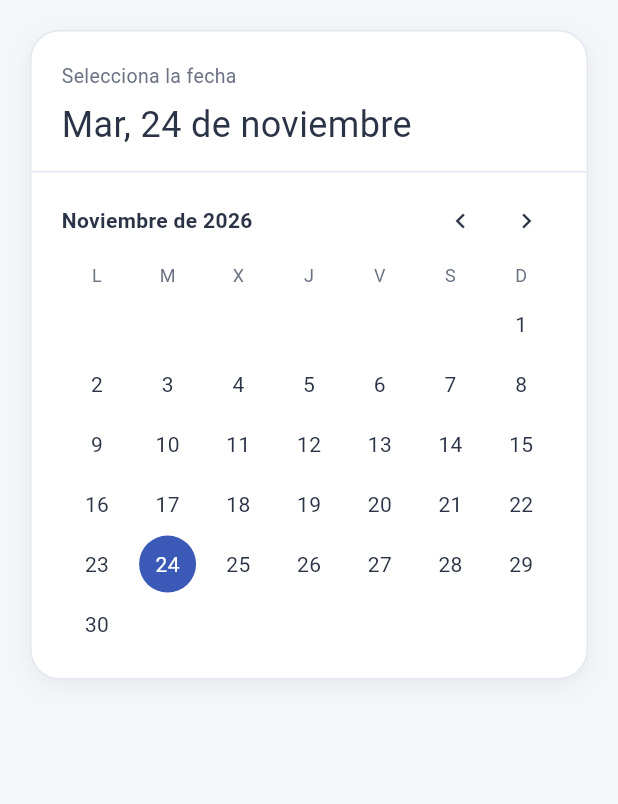
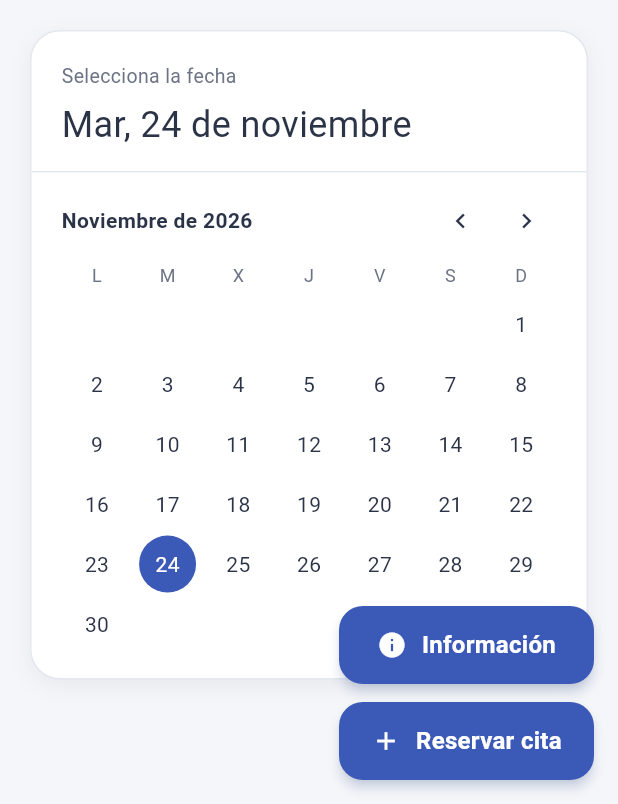
Before and after one commit to jingwenlin7/DI-UD2-Grupo2, a Flutter app: the screen it shows after launch, on a phone screen of 412 x 824 dp, the part 432-1236 px from its top. Run offline on Flutter 3.47's test engine with Material 3 defaults, Android fonts, the phone set to English and light mode, and no system bars; our stand-ins replace material_ui, shared_preferences, web; missing offline and left inert: dart:js_interop.

Commit message:
Codigo adam implementado y sin fumadones historicos

````diff
--- /dev/null
+++ b/app/devtools_options.yaml
@@ -0,0 +1,3 @@
+description: This file stores settings for Dart & Flutter DevTools.
+documentation: https://docs.flutter.dev/tools/devtools/extensions#configure-extension-enablement-states
+extensions:
--- a/app/lib/main.dart
+++ b/app/lib/main.dart
@@ -1,6 +1,7 @@
-import 'package:material_ui/material_ui.dart';
+import 'package:boton_grupal/boton_grupal.dart';
 import 'package:calendario/calendario.dart';
 import 'package:hora/hora.dart';
+import 'package:material_ui/material_ui.dart';
 
 void main() {
   runApp(const MyApp());
@@ -15,18 +16,141 @@ class MyApp extends StatelessWidget {
       debugShowCheckedModeBanner: false,
       title: 'Componentes',
       theme: ThemeData(
-        scaffoldBackgroundColor: Color(0xFFF4F6F9),
-        colorScheme: ColorScheme.fromSeed(seedColor: Color(0xFF3B59B6)),
+        scaffoldBackgroundColor: const Color(0xFFF4F6F9),
+        colorScheme: ColorScheme.fromSeed(seedColor: const Color(0xFF3B59B6)),
       ),
-      home: Scaffold(
+      home: const PaginaPrincipal(),
+    );
+  }
+}
+
+class PaginaPrincipal extends StatefulWidget {
+  const PaginaPrincipal({super.key});
+
+  @override
+  State<PaginaPrincipal> createState() => _PaginaPrincipalState();
+}
+
+class _PaginaPrincipalState extends State<PaginaPrincipal> {
+  final JsonStore _store = JsonStore(fileName: 'citas.json');
+
+  DateTime _fecha = DateTime.now();
+  TimeOfDay _hora = const TimeOfDay(hour: 9, minute: 30);
+  List<dynamic> _citas = [];
+
+  @override
+  void initState() {
+    super.initState();
+    _cargarCitas();
+  }
+
+  Future<void> _cargarCitas() async {
+    try {
+      final lista = await _store.readList();
+      if (!mounted) return;
+      setState(() => _citas = lista);
+    } catch (_) {
+      // Si el archivo no existe aún o hay un error de lectura
+    }
+  }
+
+  Map<String, dynamic> get _datosCita {
+    return {
+      'titulo': 'Cita',
+      'dia': _fecha.day,
+      'mes': _fecha.month,
+      'anio': _fecha.year,
+      'hora': _hora.hour,
+      'minutos': _hora.minute,
+    };
+  }
+
+  void _mostrarExplicacion() {
+    showDialog(
+      context: context,
+      builder: (context) => AlertDialog(
+        shape: RoundedRectangleBorder(
+          borderRadius: BorderRadius.circular(16),
+        ),
+        title: const Row(
+          children: [
+            Icon(Icons.info_outline, color: Color(0xFF3B59B6)),
+            SizedBox(width: 8),
+            Text(
+              'Cómo usar la app',
+              style: TextStyle(
+                color: Color(0xFF2B3347),
+                fontSize: 18,
+                fontWeight: FontWeight.w600,
+              ),
+            ),
+          ],
+        ),
+        content: const Text(
+          '1. Selecciona la hora deseada pulsando sobre las cajas de hora y minutos.\n\n'
+          '2. Elige el día de tu cita navegando por el calendario.\n\n'
+          '3. Pulsa el botón flotante "Reservar cita" para guardar tu reserva con la fecha y hora seleccionadas.',
+          style: TextStyle(
+            color: Color(0xFF5B6784),
+            fontSize: 14,
+            height: 1.45,
+          ),
+        ),
+        actions: [
+          TextButton(
+            onPressed: () => Navigator.of(context).pop(),
+            child: const Text('Entendido'),
+          ),
+        ],
+      ),
+    );
+  }
+
+  @override
+  Widget build(BuildContext context) {
+    return Scaffold(
+      floatingActionButton: Column(
+        mainAxisSize: MainAxisSize.min,
+        crossAxisAlignment: CrossAxisAlignment.end,
+        children: [
+          BotonGrupal(
+            label: 'Información',
+            icon: Icons.info,
+            width: 170,
+            autoSave: false,
+            showSnackBar: false,
+            backgroundColor: const Color(0xFF3B59B6),
+            foregroundColor: Colors.white,
+            padding: const EdgeInsets.symmetric(horizontal: 16, vertical: 14),
+            borderRadius: 16,
+            onPressed: (_) => _mostrarExplicacion(),
+          ),
+          const SizedBox(height: 12),
+          BotonGrupal(
+            label: 'Reservar cita',
+            icon: Icons.add,
+            width: 170,
+            jsonFileName: 'citas.json',
+            payload: _datosCita,
+            appendToList: true,
+            backgroundColor: const Color(0xFF3B59B6),
+            foregroundColor: Colors.white,
+            padding: const EdgeInsets.symmetric(horizontal: 16, vertical: 14),
+            borderRadius: 16,
+            successMessage: 'Cita reservada correctamente',
+            onPressed: (_) async {
+              await _cargarCitas();
+            },
+          ),
+        ],
+      ),
       body: SafeArea(
-          // Scroll para que la pantalla no se desborde en móviles pequeños.
         child: SingleChildScrollView(
-            padding: EdgeInsets.fromLTRB(20, 32, 20, 20),
+          padding: const EdgeInsets.fromLTRB(20, 32, 20, 100),
           child: Column(
             crossAxisAlignment: CrossAxisAlignment.start,
             children: [
-                Text(
+              const Text(
                 'Tu próxima visita',
                 style: TextStyle(
                   color: Color(0xFF2B3347),
@@ -34,22 +158,65 @@ class MyApp extends StatelessWidget {
                   fontWeight: FontWeight.w600,
                 ),
               ),
-                SizedBox(height: 4),
-                Text(
+              const SizedBox(height: 4),
+              const Text(
                 'Elige cuándo renovar tu estilo.',
                 style: TextStyle(color: Color(0xFF6B7385), fontSize: 12),
               ),
-                SizedBox(height: 20),
-                SelectorHora(),
-                SizedBox(height: 16),
-                Calendario(onFechaSeleccionada: _ignorarFechaSeleccionada),
+              const SizedBox(height: 20),
+              SelectorHora(
+                horaInicial: _hora,
+                onChanged: (nuevaHora) {
+                  setState(() => _hora = nuevaHora);
+                },
+              ),
+              const SizedBox(height: 16),
+              Calendario(
+                fechaInicial: _fecha,
+                onFechaSeleccionada: (nuevaFecha) {
+                  setState(() => _fecha = nuevaFecha);
+                },
+              ),
+              if (_citas.isNotEmpty) ...[
+                const SizedBox(height: 28),
+                Text(
+                  'Citas guardadas (${_citas.length}):',
+                  style: const TextStyle(
+                    color: Color(0xFF2B3347),
+                    fontSize: 18,
+                    fontWeight: FontWeight.w600,
+                  ),
+                ),
+                const SizedBox(height: 8),
+                for (final cita in _citas.reversed)
+                  Card(
+                    margin: const EdgeInsets.only(bottom: 8),
+                    color: Colors.white,
+                    elevation: 0.5,
+                    shape: RoundedRectangleBorder(
+                      borderRadius: BorderRadius.circular(12),
+                    ),
+                    child: ListTile(
+                      leading: const Icon(
+                        Icons.event,
+                        color: Color(0xFF3B59B6),
+                      ),
+                      title: Text(
+                        cita is Map ? '${cita['titulo'] ?? 'Cita'}' : 'Cita',
+                        style: const TextStyle(fontWeight: FontWeight.w600),
+                      ),
+                      subtitle: Text(
+                        cita is Map
+                            ? '${cita['dia'].toString().padLeft(2, '0')}/${cita['mes'].toString().padLeft(2, '0')}/${cita['anio']} a las ${cita['hora'].toString().padLeft(2, '0')}:${cita['minutos'].toString().padLeft(2, '0')}'
+                            : '$cita',
+                      ),
+                    ),
+                  ),
               ],
-            ),
+            ],
           ),
         ),
       ),
     );
   }
 }
-
-void _ignorarFechaSeleccionada(DateTime fecha) {}
--- a/app/pubspec.yaml
+++ b/app/pubspec.yaml
@@ -34,6 +34,8 @@ dependencies:
     path: ../calendario
   hora:
     path: ../hora
+  boton_grupal:
+    path: ../boton_grupal
 
   # The following adds the Cupertino Icons font to your application.
   # Use with the CupertinoIcons class for iOS style icons.
@@ -43,6 +45,7 @@ dependencies:
 dev_dependencies:
   flutter_test:
     sdk: flutter
+  shared_preferences: ^2.5.6
 
   # The "flutter_lints" package below contains a set of recommended lints to
   # encourage good coding practices. The lint set provided by the package is
--- /dev/null
+++ b/boton_grupal/devtools_options.yaml
@@ -0,0 +1,3 @@
+description: This file stores settings for Dart & Flutter DevTools.
+documentation: https://docs.flutter.dev/tools/devtools/extensions#configure-extension-enablement-states
+extensions:
--- /dev/null
+++ b/boton_grupal/lib/boton_grupal.dart
@@ -0,0 +1,6 @@
+/// Paquete reutilizable con un botón configurable y un almacén de archivos
+/// JSON con nombre libre.
+library;
+
+export 'src/boton_grupal.dart';
+export 'src/json_store.dart';
--- /dev/null
+++ b/boton_grupal/lib/src/boton_grupal.dart
@@ -0,0 +1,240 @@
+import 'dart:async';
+
+import 'package:flutter/material.dart';
+
+import 'json_store.dart';
+
+/// Recibe el payload cuando se pulsa el botón.
+typedef BotonGrupalCallback = FutureOr<void> Function(dynamic payload);
+
+/// Botón reutilizable que guarda un payload dinámico en JSON.
+///
+/// ```dart
+/// BotonGrupal(
+///   label: 'Guardar',
+///   payload: {'dia': 1, 'hora': 9},
+///   jsonFileName: 'datos.json',
+///   onPressed: (payload) {},
+/// );
+/// ```
+class BotonGrupal extends StatefulWidget {
+  const BotonGrupal({
+    super.key,
+    required this.label,
+    this.onPressed,
+    this.payload,
+    this.jsonFileName,
+    this.appendToList = true,
+    this.jsonKey,
+    this.autoSave = true,
+    this.showSnackBar = true,
+    this.successMessage,
+    this.errorMessage,
+    this.icon,
+    this.backgroundColor,
+    this.foregroundColor,
+    this.elevation = 3,
+    this.borderRadius = 14,
+    this.padding = const EdgeInsets.symmetric(horizontal: 28, vertical: 18),
+    this.textStyle,
+    this.width,
+    this.enabled = true,
+    this.tooltip,
+  }) : assert(
+          jsonKey == null || jsonFileName != null,
+          'jsonKey solo tiene sentido cuando se indica jsonFileName.',
+        );
+
+  /// Texto visible del botón.
+  final String label;
+
+  /// Se ejecuta después de guardar y recibe el mismo [payload].
+  final BotonGrupalCallback? onPressed;
+
+  /// Dato que se guarda y se entrega al callback: mapa, lista, texto...
+  final dynamic payload;
+
+  /// Nombre del JSON de destino. Si es `null`, no se guarda nada.
+  final String? jsonFileName;
+
+  /// `true` añade a una lista; `false` reemplaza el archivo.
+  final bool appendToList;
+
+  /// Clave opcional para guardar el payload dentro de un objeto JSON.
+  final String? jsonKey;
+
+  /// Desactiva el guardado automático para hacerlo en [onPressed].
+  final bool autoSave;
+
+  /// Muestra un aviso al guardar o al fallar.
+  final bool showSnackBar;
+
+  /// Mensaje de éxito personalizado.
+  final String? successMessage;
+
+  /// Mensaje de error personalizado.
+  final String? errorMessage;
+
+  /// Icono opcional a la izquierda del texto.
+  final IconData? icon;
+
+  /// Color de fondo; por defecto, el primario del tema.
+  final Color? backgroundColor;
+
+  /// Color del texto y del icono.
+  final Color? foregroundColor;
+
+  /// Elevación del botón.
+  final double elevation;
+
+  /// Radio de las esquinas.
+  final double borderRadius;
+
+  /// Espaciado interno.
+  final EdgeInsetsGeometry padding;
+
+  /// Estilo del texto.
+  final TextStyle? textStyle;
+
+  /// Ancho fijo opcional.
+  final double? width;
+
+  /// Permite deshabilitar el botón.
+  final bool enabled;
+
+  /// Texto del tooltip; por defecto usa [label].
+  final String? tooltip;
+
+  @override
+  State<BotonGrupal> createState() => _BotonGrupalState();
+}
+
+class _BotonGrupalState extends State<BotonGrupal> {
+  bool _saving = false;
+
+  Future<void> _handlePressed() async {
+    if (!widget.enabled || _saving) return;
+
+    final messenger =
+        widget.showSnackBar ? ScaffoldMessenger.maybeOf(context) : null;
+    final theme = Theme.of(context);
+
+    setState(() => _saving = true); // evita dobles pulsaciones
+    try {
+      String? savedFileName;
+
+      // 1. Guarda el payload en el JSON, si hay archivo configurado.
+      if (widget.autoSave && widget.jsonFileName != null) {
+        final store = JsonStore(fileName: widget.jsonFileName!);
+        await store.save(
+          widget.payload,
+          append: widget.appendToList,
+          key: widget.jsonKey,
+        );
+        savedFileName = store.fileName;
+      }
+
+      // 2. Ejecuta el callback externo con el mismo payload.
+      await widget.onPressed?.call(widget.payload);
+
+      // 3. Avisa de que se guardó correctamente.
+      if (savedFileName != null && messenger != null && mounted) {
+        messenger
+          ..hideCurrentSnackBar()
+          ..showSnackBar(
+            SnackBar(
+              content: Text(
+                widget.successMessage ?? 'Datos guardados en $savedFileName',
+              ),
+            ),
+          );
+      }
+    } catch (error) {
+      // Si falla el guardado, avisa del error.
+      if (messenger != null && mounted) {
+        messenger
+          ..hideCurrentSnackBar()
+          ..showSnackBar(
+            SnackBar(
+              backgroundColor: theme.colorScheme.error,
+              content: Text(
+                widget.errorMessage ?? 'No se pudo completar la acción: $error',
+              ),
+            ),
+          );
+      }
+    } finally {
+      if (mounted) setState(() => _saving = false);
+    }
+  }
+
+  @override
+  Widget build(BuildContext context) {
+    final theme = Theme.of(context);
+    final background = widget.backgroundColor ?? theme.colorScheme.primary;
+    final foreground = widget.foregroundColor ?? theme.colorScheme.onPrimary;
+
+    // Estilo del botón.
+    final style = ElevatedButton.styleFrom(
+      backgroundColor: background,
+      foregroundColor: foreground,
+      disabledBackgroundColor: background.withValues(alpha: 0.4),
+      disabledForegroundColor: foreground.withValues(alpha: 0.7),
+      elevation: widget.elevation,
+      shadowColor: background.withValues(alpha: 0.35),
+      padding: widget.padding,
+      shape: RoundedRectangleBorder(
+        borderRadius: BorderRadius.circular(widget.borderRadius),
+      ),
+      textStyle: widget.textStyle ??
+          theme.textTheme.titleMedium?.copyWith(
+            fontWeight: FontWeight.w700,
+            letterSpacing: 0.2,
+          ),
+    );
+
+    final etiqueta = Text(
+      widget.label,
+      textAlign: TextAlign.center,
+      overflow: TextOverflow.ellipsis,
+    );
+
+    final child = Row(
+      mainAxisSize: MainAxisSize.min,
+      mainAxisAlignment: MainAxisAlignment.center,
+      children: [
+        // Mientras guarda muestra un spinner; si no, su icono opcional.
+        if (_saving) ...[
+          SizedBox(
+            width: 18,
+            height: 18,
+            child: CircularProgressIndicator(
+              strokeWidth: 2,
+              valueColor: AlwaysStoppedAnimation<Color>(foreground),
+            ),
+          ),
+          const SizedBox(width: 10),
+        ] else if (widget.icon != null) ...[
+          Icon(widget.icon, size: 20),
+          const SizedBox(width: 10),
+        ],
+        // Con ancho fijo, Flexible evita que el texto desborde.
+        if (widget.width == null) etiqueta else Flexible(child: etiqueta),
+      ],
+    );
+
+    final button = ElevatedButton(
+      onPressed: widget.enabled ? _handlePressed : null,
+      style: style,
+      child: child,
+    );
+
+    return SizedBox(
+      width: widget.width,
+      child: Tooltip(
+        message: widget.tooltip ?? widget.label,
+        child: button,
+      ),
+    );
+  }
+}
--- /dev/null
+++ b/boton_grupal/lib/src/json_download.dart
@@ -0,0 +1,7 @@
+// Implementación de descarga según la plataforma.
+//
+// En web se genera un archivo `.json` real y se descarga. En el resto de
+// plataformas la persistencia sigue funcionando, pero la descarga directa no
+// está disponible.
+export 'json_download_stub.dart'
+    if (dart.library.js_interop) 'json_download_web.dart';
--- /dev/null
+++ b/boton_grupal/lib/src/json_download_stub.dart
@@ -0,0 +1,5 @@
+/// Fuera de web no se puede descargar un archivo desde el navegador.
+bool get downloadJsonSupported => false;
+
+/// Devuelve `false` porque esta plataforma no soporta la descarga directa.
+Future<bool> downloadJsonFile(String fileName, String contents) async => false;
````
Also changed, not shown: boton_grupal/analysis_options.yaml (added, +14 -0 lines), boton_grupal/lib/src/json_download_web.dart (added, +25 -0 lines), boton_grupal/lib/src/json_store.dart (added, +197 -0 lines), boton_grupal/pubspec.yaml (added, +23 -0 lines), app/pubspec.lock, 10 other files. Lines whose indentation alone changed are shown as unchanged.
